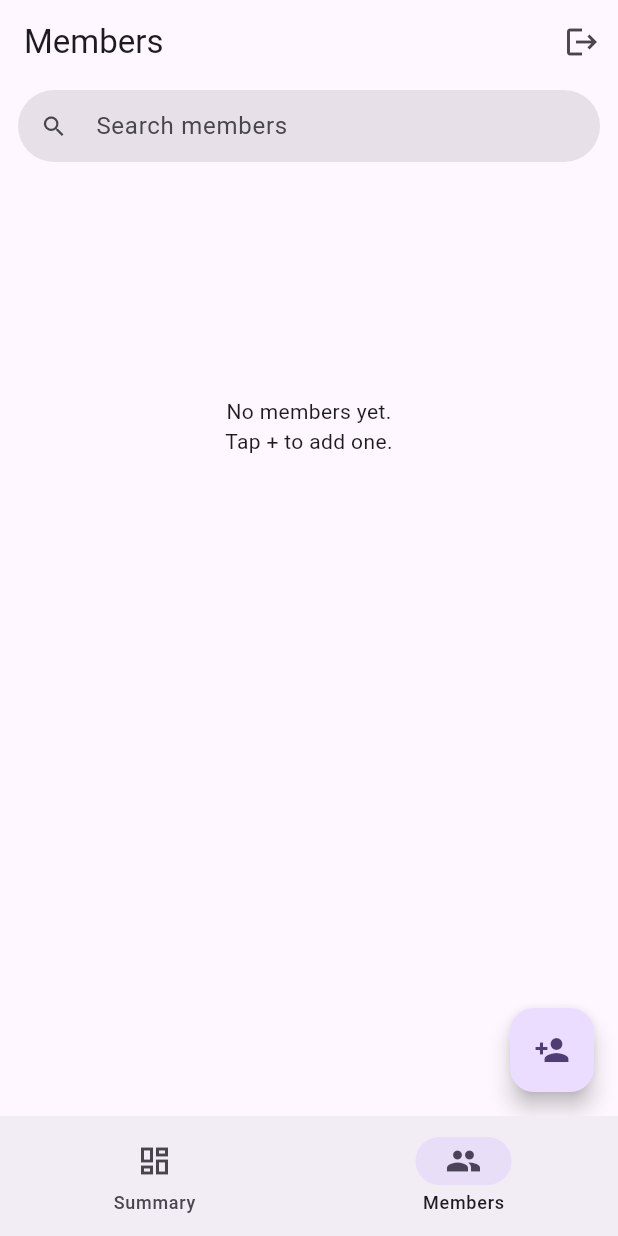
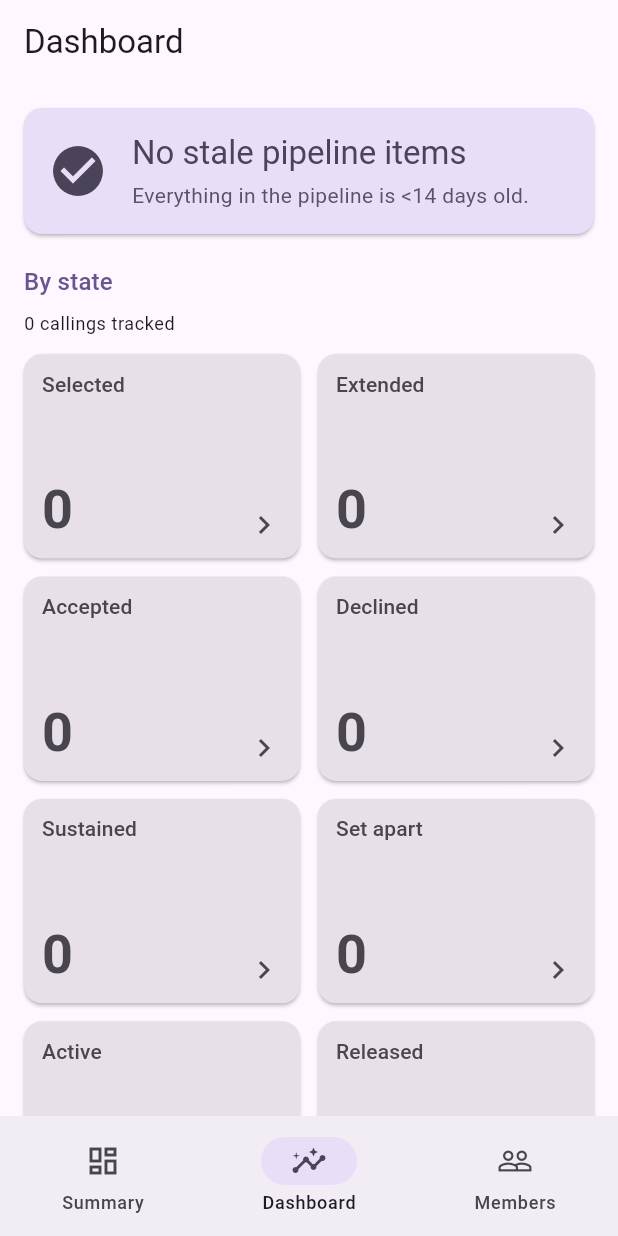
Before and after one commit to marco5454/ess, a Flutter app: the HomeShell screen opened by its route, item 2 of the bottom bar chosen, on a phone screen of 412 x 824 dp. Run offline on Flutter 3.47's test engine with Material 3 defaults, Android fonts, the phone set to English and light mode, and no system bars; our stand-ins replace flutter_dotenv, flutter_riverpod, go_router, supabase_flutter; accounts and stored records are empty; network calls fail.

Commit message:
feat(dashboard): aggregate dashboard with per-state counts + drill-down
New Dashboard tab in the bottom nav sitting between Summary and Members.
Shows a hero 'Stale in pipeline' card (selected/extended for 14+ days)
and a grid of eight tappable tiles, one per calling state. Each tile
drills down to a list of the callings currently in that state, ordered
by transition age (oldest first).

- dashboardCountsProvider: derived from callingSummaryProvider so it's
  automatically live via the existing realtime streams.
- callingsInStateProvider family: filters the summary rows by state and
  sorts by occurredAt ascending.
- DashboardScreen: hero card + responsive grid (2 cols on phone, 3 on
  wider screens). Terminal-state tiles use a subdued treatment.
- CallingsByStateScreen: drill-down list at /callings/state/:wireState.
- HomeShell now has three tabs.

Uses withValues(alpha:) (not the deprecated withOpacity).

```diff
--- a/lib/core/router/app_router.dart
+++ b/lib/core/router/app_router.dart
@@ -6,8 +6,10 @@ import '../../features/auth/presentation/providers/auth_state_provider.dart';
 import '../../features/auth/presentation/screens/login_screen.dart';
 import '../../features/admin/presentation/screens/admin_invite_codes_screen.dart';
 import '../../features/admin/presentation/screens/admin_users_screen.dart';
+import '../../features/callings/domain/entities/calling_state.dart';
 import '../../features/callings/presentation/screens/add_calling_screen.dart';
 import '../../features/callings/presentation/screens/calling_detail_screen.dart';
+import '../../features/callings/presentation/screens/callings_by_state_screen.dart';
 import '../../features/callings/presentation/screens/edit_calling_screen.dart';
 import '../../features/callings/presentation/screens/record_calling_event_screen.dart';
 import '../../features/members/presentation/screens/add_member_screen.dart';
@@ -46,6 +48,11 @@ class AppRoutes {
   /// Build the record-state path for a calling.
   static String callingRecordFor(String memberId, String callingId) =>
       '/members/$memberId/callings/$callingId/record';
+
+  /// Build the drill-down list path for callings currently in [wireState].
+  /// Accepts the Postgres wire value (e.g. `set_apart`, not `setApart`).
+  static String callingsInState(String wireState) =>
+      '/callings/state/$wireState';
 }
 
 /// Bridges a Riverpod provider into a [Listenable] so `go_router` can be told
@@ -135,6 +142,15 @@ final appRouterProvider = Provider<GoRouter>((ref) {
         ),
       ),
       GoRoute(
+        path: '/callings/state/:state',
+        builder: (_, state) {
+          final wire = state.pathParameters['state']!;
+          return CallingsByStateScreen(
+            state: CallingState.fromWire(wire),
+          );
+        },
+      ),
+      GoRoute(
         path: AppRoutes.login,
         builder: (_, _) => const LoginScreen(),
       ),
--- a/lib/core/shell/home_shell.dart
+++ b/lib/core/shell/home_shell.dart
@@ -1,16 +1,17 @@
 import 'package:flutter/material.dart';
 import 'package:flutter_riverpod/flutter_riverpod.dart';
 
+import '../../features/callings/presentation/screens/dashboard_screen.dart';
 import '../../features/callings/presentation/screens/summary_screen.dart';
 import '../../features/members/presentation/screens/members_list_screen.dart';
 
 /// Root shell for the authenticated app.
 ///
-/// Hosts a bottom [NavigationBar] with two tabs — Summary and Members —
-/// inside an [IndexedStack] so each tab preserves its state (scroll
-/// position, search query) when the user switches away and back. Each tab
-/// screen owns its own [Scaffold] / [AppBar] so it can supply tab-specific
-/// actions, FABs, and search fields.
+/// Hosts a bottom [NavigationBar] with three tabs — Summary, Dashboard,
+/// and Members — inside an [IndexedStack] so each tab preserves its state
+/// (scroll position, search query) when the user switches away and back.
+/// Each tab screen owns its own [Scaffold] / [AppBar] so it can supply
+/// tab-specific actions, FABs, and search fields.
 class HomeShell extends ConsumerStatefulWidget {
   const HomeShell({super.key});
 
@@ -28,6 +29,7 @@ class _HomeShellState extends ConsumerState<HomeShell> {
         index: _index,
         children: const [
           SummaryScreen(),
+          DashboardScreen(),
           MembersListScreen(),
         ],
       ),
@@ -41,6 +43,11 @@ class _HomeShellState extends ConsumerState<HomeShell> {
             label: 'Summary',
           ),
           NavigationDestination(
+            icon: Icon(Icons.insights_outlined),
+            selectedIcon: Icon(Icons.insights),
+            label: 'Dashboard',
+          ),
+          NavigationDestination(
             icon: Icon(Icons.people_outline),
             selectedIcon: Icon(Icons.people),
             label: 'Members',
--- a/lib/features/callings/presentation/providers/callings_providers.dart
+++ b/lib/features/callings/presentation/providers/callings_providers.dart
@@ -6,6 +6,7 @@ import '../../../members/presentation/providers/members_providers.dart';
 import '../../data/repositories/callings_repository.dart';
 import '../../domain/entities/calling.dart';
 import '../../domain/entities/calling_event.dart';
+import '../../domain/entities/calling_state.dart';
 
 /// Provides the singleton [CallingsRepository].
 final callingsRepositoryProvider = Provider<CallingsRepository>((ref) {
@@ -154,3 +155,80 @@ final callingSummaryProvider =
         .toList(growable: false),
   );
 });
+
+/// Aggregate counts for the dashboard.
+///
+/// [byState] holds the current count for every [CallingState] (defaults
+/// to 0 when nothing is in that state). [staleInPipeline] counts callings
+/// whose latest event is `selected` or `extended` and older than the
+/// stale threshold (see [dashboardStaleThreshold]).
+///
+/// Callings with no events at all are not counted anywhere. In practice
+/// every calling has at least one event (the initial `selected` written
+/// at creation time), but we don't rely on that invariant here.
+class DashboardCounts {
+  const DashboardCounts({
+    required this.byState,
+    required this.staleInPipeline,
+    required this.totalWithState,
+  });
+
+  final Map<CallingState, int> byState;
+  final int staleInPipeline;
+
+  /// The number of callings that have any recorded state (denominator for
+  /// percentages, and a sanity check).
+  final int totalWithState;
+}
+
+/// How old a pipeline (selected / extended) event has to be before the
+/// dashboard flags it as stale. Matches the threshold used by
+/// SummaryScreen's "Needs attention" tab.
+const Duration dashboardStaleThreshold = Duration(days: 14);
+
+/// Live dashboard counts derived from [callingSummaryProvider].
+final dashboardCountsProvider = Provider<AsyncValue<DashboardCounts>>((ref) {
+  final summaryAsync = ref.watch(callingSummaryProvider);
+  return summaryAsync.whenData((rows) {
+    final counts = {for (final s in CallingState.values) s: 0};
+    var stale = 0;
+    var total = 0;
+    final now = DateTime.now();
+
+    for (final row in rows) {
+      final event = row.latestEvent;
+      if (event == null) continue;
+      total += 1;
+      counts[event.state] = counts[event.state]! + 1;
+
+      final isPipeline = event.state == CallingState.selected ||
+          event.state == CallingState.extended;
+      if (isPipeline &&
+          now.difference(event.occurredAt) >= dashboardStaleThreshold) {
+        stale += 1;
+      }
+    }
+    return DashboardCounts(
+      byState: counts,
+      staleInPipeline: stale,
+      totalWithState: total,
+    );
+  });
+});
+
+/// All callings currently in a given state, joined with their member.
+///
+/// Rows are sorted by `occurredAt` ascending (oldest transitions first) so
+/// the drill-down naturally surfaces the stalest cases at the top.
+final callingsInStateProvider = Provider.family<
+    AsyncValue<List<CallingSummaryRow>>, CallingState>((ref, state) {
+  final summaryAsync = ref.watch(callingSummaryProvider);
+  return summaryAsync.whenData((rows) {
+    final matches = rows
+        .where((r) => r.latestEvent?.state == state)
+        .toList(growable: false);
+    matches.sort((a, b) =>
+        a.latestEvent!.occurredAt.compareTo(b.latestEvent!.occurredAt));
+    return matches;
+  });
+});
--- /dev/null
+++ b/lib/features/callings/presentation/screens/dashboard_screen.dart
@@ -0,0 +1,239 @@
+import 'package:flutter/material.dart';
+import 'package:flutter_riverpod/flutter_riverpod.dart';
+import 'package:go_router/go_router.dart';
+
+import '../../../../core/router/app_router.dart';
+import '../../domain/entities/calling_state.dart';
+import '../providers/callings_providers.dart';
+
+/// Aggregate view of every calling in the ward, grouped by lifecycle state.
+///
+/// Renders a hero "Stale in pipeline" card (callings sitting in
+/// `selected` or `extended` past [dashboardStaleThreshold]) plus a grid
+/// of eight per-state tiles. Every tile is tappable and drills down to
+/// the underlying callings via [AppRoutes.callingsInState].
+///
+/// Fully live — the counts recompute automatically whenever a calling
+/// event is recorded, deleted, or a calling is created / removed.
+class DashboardScreen extends ConsumerWidget {
+  const DashboardScreen({super.key});
+
+  @override
+  Widget build(BuildContext context, WidgetRef ref) {
+    final countsAsync = ref.watch(dashboardCountsProvider);
+    return Scaffold(
+      appBar: AppBar(title: const Text('Dashboard')),
+      body: RefreshIndicator(
+        onRefresh: () async {
+          // Force resubscribe on all three upstream streams.
+          ref.invalidate(allCallingsStreamProvider);
+          ref.invalidate(allEventsStreamProvider);
+        },
+        child: countsAsync.when(
+          loading: () => const Center(child: CircularProgressIndicator()),
+          error: (e, _) => ListView(
+            children: [
+              const SizedBox(height: 120),
+              Center(
+                child: Padding(
+                  padding: const EdgeInsets.all(24),
+                  child: Text(
+                    'Failed to load dashboard:\n$e',
+                    textAlign: TextAlign.center,
+                  ),
+                ),
+              ),
+            ],
+          ),
+          data: (counts) => _DashboardBody(counts: counts),
+        ),
+      ),
+    );
+  }
+}
+
+class _DashboardBody extends StatelessWidget {
+  const _DashboardBody({required this.counts});
+
+  final DashboardCounts counts;
+
+  @override
+  Widget build(BuildContext context) {
+    return ListView(
+      padding: const EdgeInsets.fromLTRB(16, 16, 16, 24),
+      children: [
+        _StaleCard(
+          count: counts.staleInPipeline,
+          thresholdDays: dashboardStaleThreshold.inDays,
+        ),
+        const SizedBox(height: 20),
+        Text(
+          'By state',
+          style: Theme.of(context).textTheme.titleMedium?.copyWith(
+                color: Theme.of(context).colorScheme.primary,
+              ),
+        ),
+        const SizedBox(height: 8),
+        Text(
+          '${counts.totalWithState} callings tracked',
+          style: Theme.of(context).textTheme.bodySmall,
+        ),
+        const SizedBox(height: 12),
+        LayoutBuilder(
+          builder: (context, constraints) {
+            // Two tiles per row on phones, three on wider screens.
+            final crossAxisCount = constraints.maxWidth >= 600 ? 3 : 2;
+            return GridView.count(
+              crossAxisCount: crossAxisCount,
+              shrinkWrap: true,
+              physics: const NeverScrollableScrollPhysics(),
+              mainAxisSpacing: 12,
+              crossAxisSpacing: 12,
+              childAspectRatio: 1.35,
+              children: CallingState.values
+                  .map((s) => _StateTile(
+                        state: s,
+                        count: counts.byState[s] ?? 0,
+                      ))
+                  .toList(growable: false),
+            );
+          },
+        ),
+      ],
+    );
+  }
+}
+
+class _StaleCard extends StatelessWidget {
+  const _StaleCard({required this.count, required this.thresholdDays});
+
+  final int count;
+  final int thresholdDays;
+
+  @override
+  Widget build(BuildContext context) {
+    final theme = Theme.of(context);
+    final scheme = theme.colorScheme;
+    final hasStale = count > 0;
+    final bg = hasStale ? scheme.errorContainer : scheme.secondaryContainer;
+    final fg = hasStale ? scheme.onErrorContainer : scheme.onSecondaryContainer;
+    final icon = hasStale ? Icons.warning_amber_rounded : Icons.check_circle;
+
+    return Card(
+      color: bg,
+      margin: EdgeInsets.zero,
+      child: InkWell(
+        onTap: hasStale
+            ? () {
+                // Route users to the existing "Needs attention" tab on the
+                // Summary screen — same threshold, ready-made list.
+                // Cheapest useful action: encourage the user to switch tabs
+                // manually. (No deep-link into a tabbed screen for now.)
+              }
+            : null,
+        borderRadius: BorderRadius.circular(12),
+        child: Padding(
+          padding: const EdgeInsets.all(16),
+          child: Row(
+            children: [
+              Icon(icon, size: 40, color: fg),
+              const SizedBox(width: 16),
+              Expanded(
+                child: Column(
+                  crossAxisAlignment: CrossAxisAlignment.start,
+                  children: [
+                    Text(
+                      hasStale
+                          ? '$count stale in pipeline'
+                          : 'No stale pipeline items',
+                      style: theme.textTheme.titleLarge?.copyWith(color: fg),
+                    ),
+                    const SizedBox(height: 4),
+                    Text(
+                      hasStale
+                          ? 'Selected or extended for $thresholdDays+ days. '
+                              'Check the "Needs attention" tab on Summary.'
+                          : 'Everything in the pipeline is <$thresholdDays days old.',
+                      style: theme.textTheme.bodyMedium
+                          ?.copyWith(color: fg.withValues(alpha: 0.9)),
+                    ),
+                  ],
+                ),
+              ),
+            ],
+          ),
+        ),
+      ),
+    );
+  }
+}
+
+class _StateTile extends StatelessWidget {
+  const _StateTile({required this.state, required this.count});
+
+  final CallingState state;
+  final int count;
+
+  @override
+  Widget build(BuildContext context) {
+    final theme = Theme.of(context);
+    final scheme = theme.colorScheme;
+
+    // Empty tiles get a subdued treatment so the eye tracks non-zero
+    // counts. Terminal states also get a subdued neutral color to
+    // reinforce that they aren't actionable.
+    final isEmpty = count == 0;
+    final isTerminal = state.isTerminal;
+
+    final Color bg;
+    final Color fg;
+    if (isEmpty) {
+      bg = scheme.surfaceContainerHighest;
+      fg = scheme.onSurfaceVariant;
+    } else if (isTerminal) {
+      bg = scheme.surfaceContainerHigh;
+      fg = scheme.onSurface;
+    } else {
+      bg = scheme.primaryContainer;
+      fg = scheme.onPrimaryContainer;
+    }
+
+    return Card(
+      color: bg,
+      margin: EdgeInsets.zero,
+      child: InkWell(
+        onTap: () => context.push(AppRoutes.callingsInState(state.wireName)),
+        borderRadius: BorderRadius.circular(12),
+        child: Padding(
+          padding: const EdgeInsets.symmetric(horizontal: 12, vertical: 10),
+          child: Column(
+            crossAxisAlignment: CrossAxisAlignment.start,
+            mainAxisAlignment: MainAxisAlignment.spaceBetween,
+            children: [
+              Text(
+                state.label,
+                style: theme.textTheme.labelLarge?.copyWith(color: fg),
+                maxLines: 1,
+                overflow: TextOverflow.ellipsis,
+              ),
+              Row(
+                mainAxisAlignment: MainAxisAlignment.spaceBetween,
+                crossAxisAlignment: CrossAxisAlignment.end,
+                children: [
+                  Text(
+                    '$count',
+                    style: theme.textTheme.displaySmall?.copyWith(
+                          color: fg,
+                          fontWeight: FontWeight.w600,
+                        ),
+                  ),
+                  Icon(Icons.chevron_right, color: fg),
+                ],
+              ),
+            ],
+          ),
+        ),
+      ),
+    );
+  }
+}
```
Also changed, not shown: lib/features/callings/presentation/screens/callings_by_state_screen.dart (added, +103 -0 lines).
